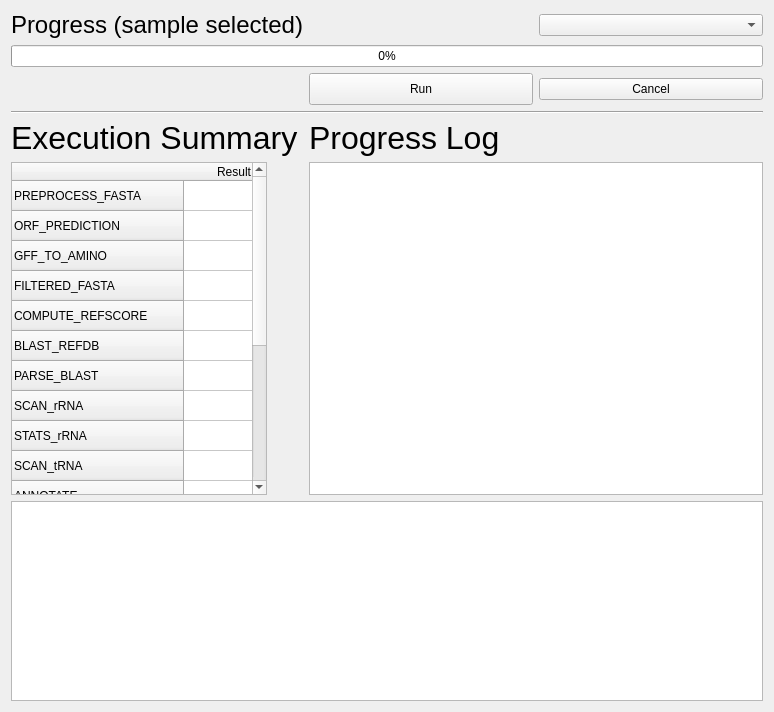
This is ProgressDialog.ui in hallamlab/MetaPathwaysGUI as Qt 5 draws it before an edit. The edited form follows.
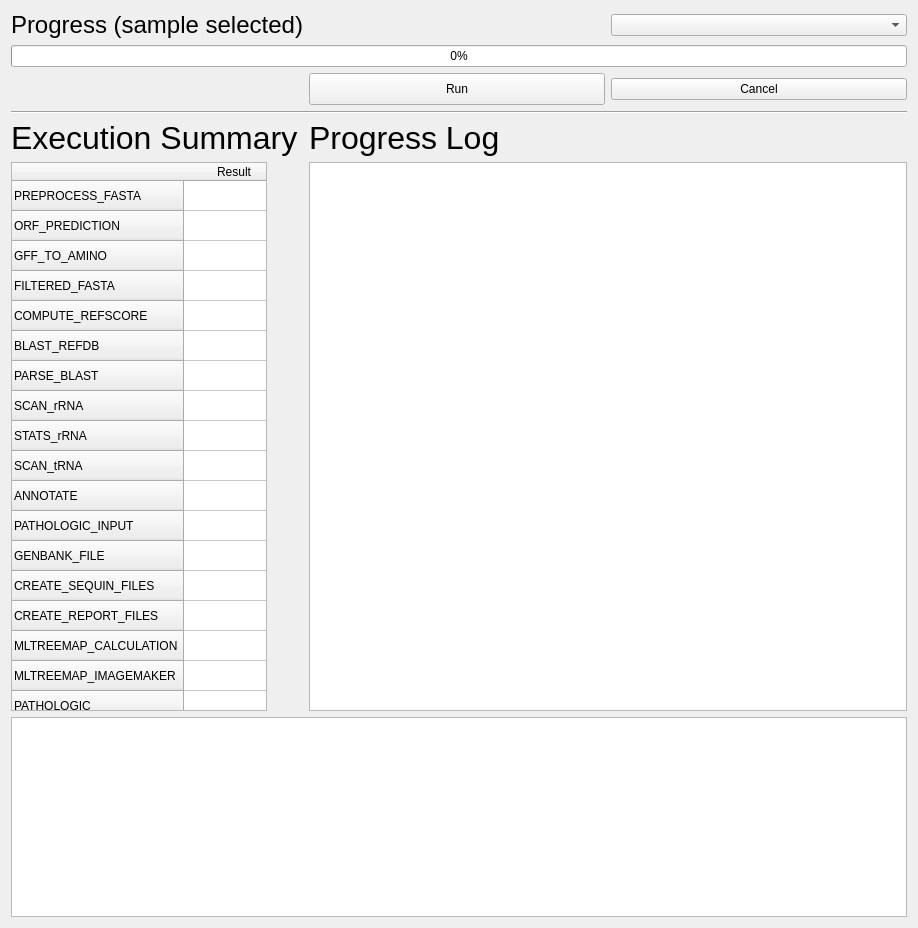
This is the edited form.

Diff of the .ui file:
```diff
--- a/ProgressDialog.ui
+++ b/ProgressDialog.ui
@@ -6,8 +6,8 @@
    <rect>
     <x>0</x>
     <y>0</y>
-    <width>774</width>
-    <height>712</height>
+    <width>918</width>
+    <height>928</height>
    </rect>
   </property>
   <property name="windowTitle">
@@ -115,11 +115,17 @@
    <item row="6" column="0">
     <widget class="QTableWidget" name="summaryTable">
      <property name="sizePolicy">
-      <sizepolicy hsizetype="Maximum" vsizetype="Expanding">
+      <sizepolicy hsizetype="Fixed" vsizetype="Expanding">
        <horstretch>0</horstretch>
        <verstretch>0</verstretch>
       </sizepolicy>
      </property>
+     <property name="verticalScrollBarPolicy">
+      <enum>Qt::ScrollBarAlwaysOff</enum>
+     </property>
+     <property name="showGrid">
+      <bool>true</bool>
+     </property>
      <attribute name="horizontalHeaderDefaultSectionSize">
       <number>100</number>
      </attribute>
@@ -223,7 +229,7 @@
    <item row="6" column="1" colspan="2">
     <widget class="QTextBrowser" name="logBrowser">
      <property name="sizePolicy">
-      <sizepolicy hsizetype="MinimumExpanding" vsizetype="Expanding">
+      <sizepolicy hsizetype="Preferred" vsizetype="Expanding">
        <horstretch>0</horstretch>
        <verstretch>0</verstretch>
       </sizepolicy>
```
Left out of the diff: 196 changed lines with no effect on the pictures.
